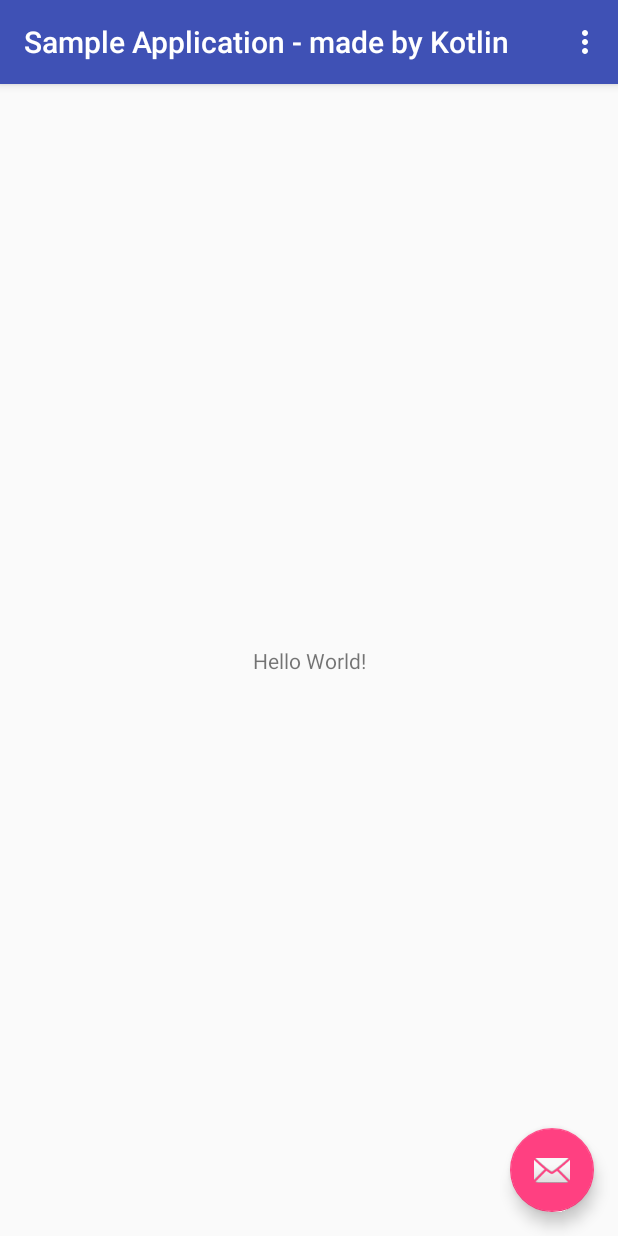
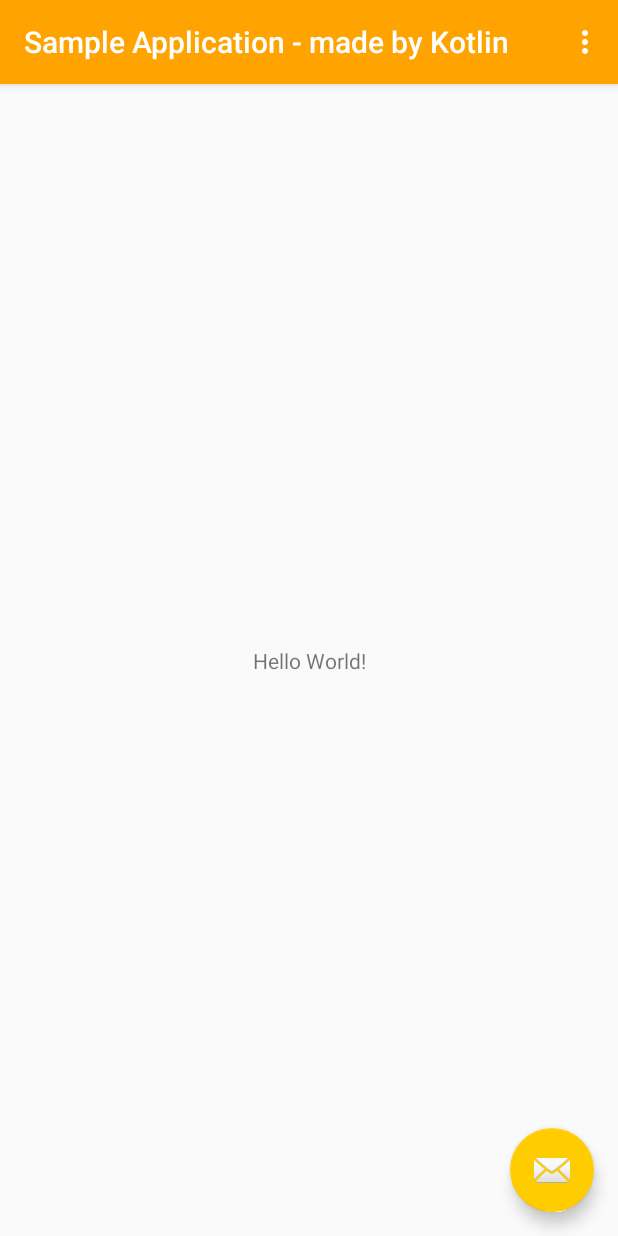
Before and after one commit to TakahiroTsuchiya/KotlinSample, an Android app: the screen it shows after launch (MainActivity), on a phone screen of 412 x 824 dp. Run offline under Robolectric (Android 15) with nearby library versions, the phone set to English and light mode, and no system bars.

Commit message:
✨  :sparkles: change apps theme color

```diff
--- a/app/src/main/res/values/colors.xml
+++ b/app/src/main/res/values/colors.xml
@@ -1,6 +1,6 @@
 <?xml version="1.0" encoding="utf-8"?>
 <resources>
-    <color name="colorPrimary">#3F51B5</color>
-    <color name="colorPrimaryDark">#303F9F</color>
-    <color name="colorAccent">#FF4081</color>
+    <color name="colorPrimary">#ffa300</color>
+    <color name="colorPrimaryDark">#ff7900</color>
+    <color name="colorAccent">#FFCC00</color>
 </resources>
```
